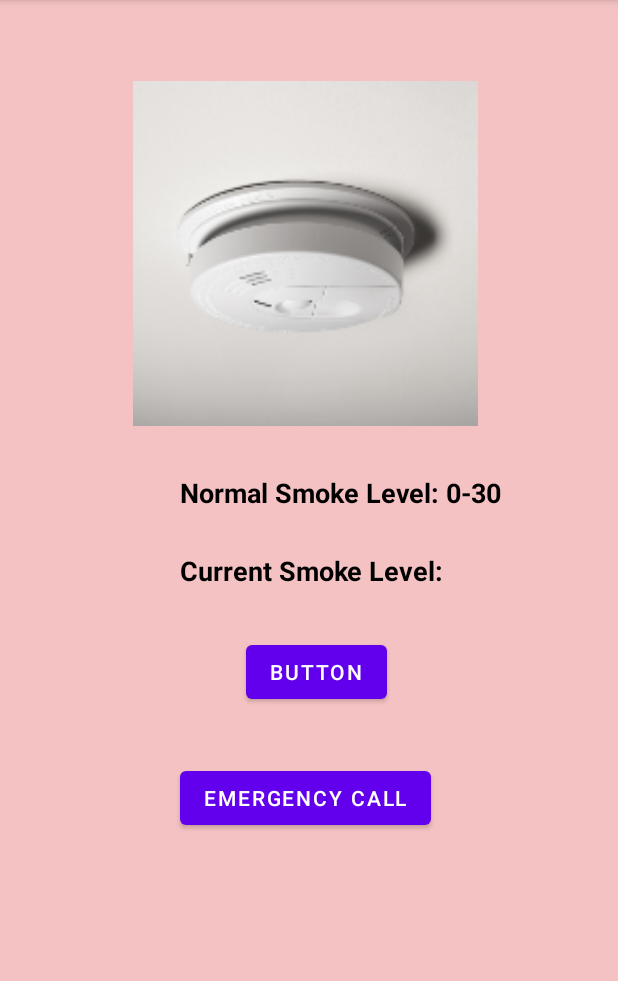
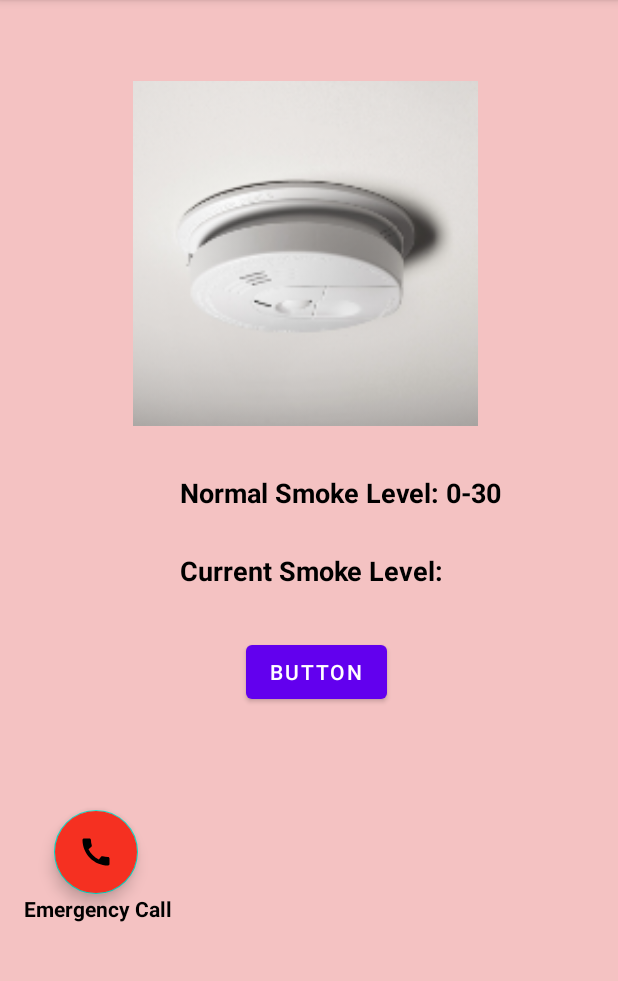
Before and after one commit to SafwanShaib3815/SHC-Software, an Android app: the fragment SmokeFragment shown on its own in the app's theme, on a phone screen of 412 x 824 dp, the part 84-1065 px from its top. Run offline under Robolectric (Android 15) with nearby library versions, the phone set to English and light mode, and no system bars.

Commit message:
added a float button in the smoke screen

```diff
--- a/HomeCTRL/src/main/java/ca/T3/fab4/it/smart/home/controller/SmokeFragment.java
+++ b/HomeCTRL/src/main/java/ca/T3/fab4/it/smart/home/controller/SmokeFragment.java
@@ -28,6 +28,7 @@ import android.view.ViewGroup;
 import android.widget.Button;
 import android.widget.ImageView;
 
+import com.google.android.material.floatingactionbutton.FloatingActionButton;
 import com.google.android.material.snackbar.Snackbar;
 
 public class SmokeFragment extends Fragment {
@@ -70,9 +71,10 @@ public class SmokeFragment extends Fragment {
                              Bundle savedInstanceState) {
         // Inflate the layout for this fragment
         View view = inflater.inflate(R.layout.fragment_smoke, container, false);
-        Button btn = view.findViewById(R.id.button2);
+
         ImageView imageView=view.findViewById(R.id.smokeiv1);
         Button button = view.findViewById(R.id.smokebutton2);
+        FloatingActionButton floatingActionButton=view.findViewById(R.id.button2);
         final MediaPlayer mediaPlayer= MediaPlayer.create(getActivity(), R.raw.alarm);
         if (Build.VERSION.SDK_INT >= Build.VERSION_CODES.O){
             NotificationChannel channel = new NotificationChannel("aa", "aa",NotificationManager.IMPORTANCE_DEFAULT);
@@ -103,7 +105,7 @@ public class SmokeFragment extends Fragment {
 
             }
         });
-        btn.setOnClickListener(new View.OnClickListener() {
+       floatingActionButton.setOnClickListener(new View.OnClickListener() {
             @Override
             public void onClick(View view) {
 
--- /dev/null
+++ b/HomeCTRL/src/main/res/drawable/call.xml
@@ -0,0 +1,5 @@
+<vector android:height="24dp" android:tint="#000000"
+    android:viewportHeight="24" android:viewportWidth="24"
+    android:width="24dp" xmlns:android="http://schemas.android.com/apk/res/android">
+    <path android:fillColor="@android:color/white" android:pathData="M20.01,15.38c-1.23,0 -2.42,-0.2 -3.53,-0.56 -0.35,-0.12 -0.74,-0.03 -1.01,0.24l-1.57,1.97c-2.83,-1.35 -5.48,-3.9 -6.89,-6.83l1.95,-1.66c0.27,-0.28 0.35,-0.67 0.24,-1.02 -0.37,-1.11 -0.56,-2.3 -0.56,-3.53 0,-0.54 -0.45,-0.99 -0.99,-0.99H4.19C3.65,3 3,3.24 3,3.99 3,13.28 10.73,21 20.01,21c0.71,0 0.99,-0.63 0.99,-1.18v-3.45c0,-0.54 -0.45,-0.99 -0.99,-0.99z"/>
+</vector>
--- a/HomeCTRL/src/main/res/layout-land/fragment_smoke.xml
+++ b/HomeCTRL/src/main/res/layout-land/fragment_smoke.xml
@@ -16,33 +16,46 @@
 
     <ImageView
         android:id="@+id/smokeiv1"
-        android:layout_width="393dp"
-        android:layout_height="391dp"
+        android:layout_width="308dp"
+        android:layout_height="272dp"
         app:layout_constraintBottom_toBottomOf="parent"
         app:layout_constraintEnd_toEndOf="parent"
-        app:layout_constraintHorizontal_bias="0.952"
+        app:layout_constraintHorizontal_bias="1.0"
         app:layout_constraintStart_toStartOf="parent"
         app:layout_constraintTop_toTopOf="parent"
+        app:layout_constraintVertical_bias="0.115"
         app:srcCompat="@mipmap/smokeclear_foreground" />
 
-    <Button
+    <com.google.android.material.floatingactionbutton.FloatingActionButton
         android:id="@+id/button2"
         android:layout_width="wrap_content"
         android:layout_height="wrap_content"
-        android:text="@string/btn2"
-        app:layout_constraintBottom_toBottomOf="parent"
-        app:layout_constraintEnd_toEndOf="parent"
-        app:layout_constraintHorizontal_bias="0.008"
+        android:layout_marginStart="56dp"
+        android:layout_marginTop="176dp"
+        android:backgroundTint="@color/Red"
+        android:src="@drawable/call"
+        app:fabSize="normal"
         app:layout_constraintStart_toStartOf="parent"
         app:layout_constraintTop_toTopOf="parent"
-        app:layout_constraintVertical_bias="0.633" />
+        tools:ignore="SpeakableTextPresentCheck" />
+
+    <TextView
+        android:id="@+id/textView8"
+        style="@style/smokecreenfab"
+        android:layout_width="wrap_content"
+        android:layout_height="wrap_content"
+        android:layout_marginStart="36dp"
+        android:layout_marginTop="232dp"
+        android:text="@string/btn2"
+        app:layout_constraintStart_toStartOf="parent"
+        app:layout_constraintTop_toTopOf="parent" />
 
     <Button
         android:id="@+id/smokebutton2"
         android:layout_width="wrap_content"
         android:layout_height="wrap_content"
-        android:layout_marginStart="100dp"
-        android:layout_marginTop="124dp"
+        android:layout_marginStart="112dp"
+        android:layout_marginTop="108dp"
         android:text="Button"
         app:layout_constraintStart_toStartOf="parent"
         app:layout_constraintTop_toTopOf="parent" />
--- a/HomeCTRL/src/main/res/layout/fragment_smoke.xml
+++ b/HomeCTRL/src/main/res/layout/fragment_smoke.xml
@@ -22,15 +22,7 @@
         app:layout_constraintStart_toStartOf="parent"
         app:srcCompat="@mipmap/smokeclear_foreground" />
 
-    <Button
-        android:id="@+id/button2"
-        android:layout_width="wrap_content"
-        android:layout_height="wrap_content"
-        android:layout_marginStart="120dp"
-        android:layout_marginTop="508dp"
-        android:text="@string/btn2"
-        app:layout_constraintStart_toStartOf="parent"
-        app:layout_constraintTop_toTopOf="parent" />
+
 
     <Button
         android:id="@+id/smokebutton2"
@@ -64,4 +56,29 @@
         app:layout_constraintStart_toStartOf="parent"
         app:layout_constraintTop_toTopOf="parent" />
 
+    <TextView
+        android:id="@+id/textView8"
+        style="@style/smokecreenfab"
+        android:layout_width="wrap_content"
+        android:layout_height="wrap_content"
+        android:layout_marginStart="16dp"
+        android:layout_marginTop="596dp"
+        android:text="@string/btn2"
+        app:layout_constraintStart_toStartOf="parent"
+        app:layout_constraintTop_toTopOf="parent" />
+
+    <com.google.android.material.floatingactionbutton.FloatingActionButton
+        android:id="@+id/button2"
+        android:layout_width="wrap_content"
+        android:layout_height="wrap_content"
+        android:layout_marginStart="36dp"
+        android:layout_marginTop="540dp"
+        android:backgroundTint="@color/Red"
+        android:src="@drawable/call"
+        app:fabSize="normal"
+        app:layout_constraintStart_toStartOf="parent"
+        app:layout_constraintTop_toTopOf="parent"
+        tools:ignore="SpeakableTextPresentCheck" />
+
+
 </androidx.constraintlayout.widget.ConstraintLayout>
--- a/HomeCTRL/src/main/res/values/colors.xml
+++ b/HomeCTRL/src/main/res/values/colors.xml
@@ -17,5 +17,6 @@
     <color name="brown">#a0522d</color>
     <color name="pink">#EC5DDD</color>
     <color name="Lavender_Indigo">#B694F3</color>
+    <color name="Red">#F53021</color>
 
 </resources>
--- a/HomeCTRL/src/main/res/values/strings.xml
+++ b/HomeCTRL/src/main/res/values/strings.xml
@@ -26,7 +26,7 @@ Nkeiru Johnson-Achilike         n01411707    0NA
     <string name="about_tv">This screen shows general info about the app yet to be implemented</string>
     <string name="snackbar_allow">Phone call permission allowed</string>
     <string name="snackbar_deny">Phone call permission Denied</string>
-    <string name="phone_number">tel:999</string>
+    <string name="phone_number">tel:912</string>
     <string name="sharedpref_filename">HomeCTRL_file</string>
     <string name="motionscreen">Motion Screen</string>
     <string name="smokescreen">Smoke Screen</string>
--- a/HomeCTRL/src/main/res/values/styles.xml
+++ b/HomeCTRL/src/main/res/values/styles.xml
@@ -47,7 +47,11 @@
         <item name="android:textSize">18sp</item>
         <item name = "android:textStyle">bold</item>
         <item name="android:textColor">@color/black</item>
-
+    </style>
+    <style name="smokecreenfab">
+        <item name="android:textSize">14sp</item>
+        <item name = "android:textStyle">bold</item>
+        <item name="android:textColor">@color/black</item>
     </style>
     <style name="review_ET">
         <item name= "android:ems">11</item>
```
Also changed, not shown: HomeCTRL/src/main/res/layout/activity_main.xml (+33 -5 lines), 1 other file.
